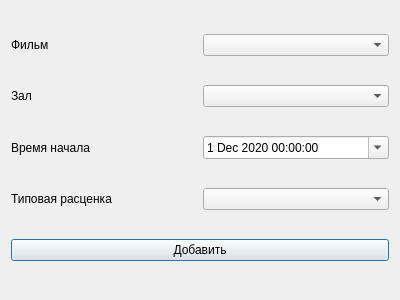
This is addsession.ui in dimab0nd/TBD_kursach as Qt 5 draws it before an edit. The edited form follows.
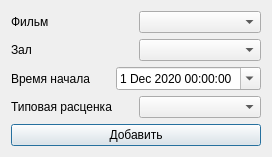
This is the edited form.

Patch:
```diff
--- a/addsession.ui
+++ b/addsession.ui
@@ -6,8 +6,8 @@
    <rect>
     <x>0</x>
     <y>0</y>
-    <width>400</width>
-    <height>300</height>
+    <width>272</width>
+    <height>153</height>
    </rect>
   </property>
   <property name="windowTitle">
```
